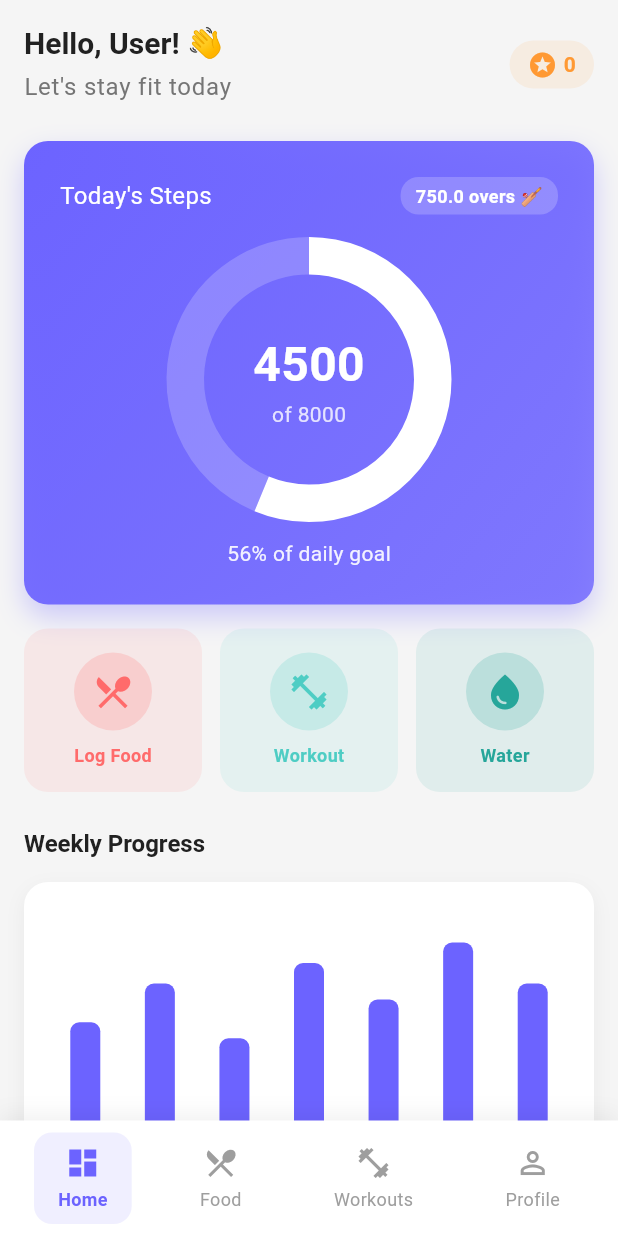
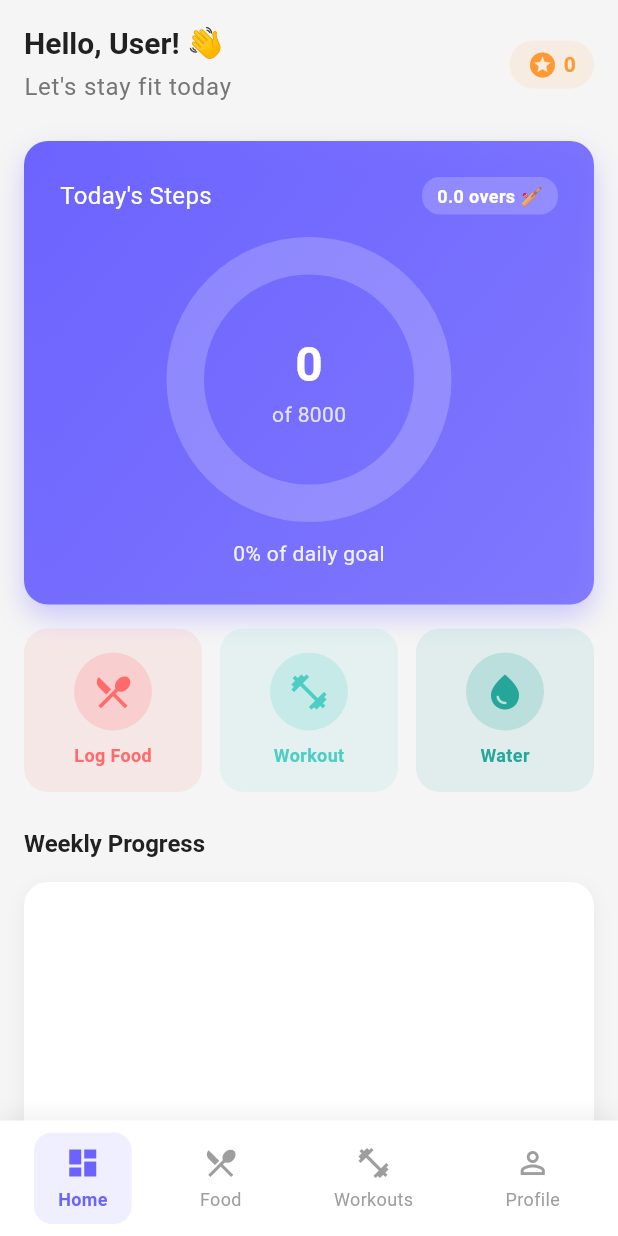
Before and after one commit to sulekhniwal-star/Fitness-App, a Flutter app: the DashboardTab screen opened by its route, on a phone screen of 412 x 824 dp. Run offline on Flutter 3.47's test engine with Material 3 defaults, Android fonts, the phone set to English and light mode, and no system bars; drawn by our look-alikes of fl_chart; our stand-ins replace connectivity_plus, flutter_riverpod, flutter_secure_storage, go_router, hive, hive_flutter and 2 more; missing offline and left inert: barcode_scan2; accounts and stored records are empty.

Commit message:
feat(phase-2): Create Dashboard Integration

```diff
--- a/fitkarma/lib/presentation/screens/home/dashboard_tab.dart
+++ b/fitkarma/lib/presentation/screens/home/dashboard_tab.dart
@@ -1,10 +1,12 @@
-import 'package:flutter/material.dart';
+import 'package:flutter/material.dart' hide StepState;
 import 'package:flutter_riverpod/flutter_riverpod.dart';
 import 'package:fl_chart/fl_chart.dart';
 
 import '../../../core/constants/app_constants.dart';
 import '../../../core/theme/app_theme.dart';
 import '../../../data/providers/auth_provider.dart';
+import '../../../data/providers/step_provider.dart';
+import '../../../core/storage/hive_service.dart';
 
 class DashboardTab extends ConsumerWidget {
   const DashboardTab({super.key});
@@ -13,6 +15,7 @@ class DashboardTab extends ConsumerWidget {
   Widget build(BuildContext context, WidgetRef ref) {
     final authState = ref.watch(authStateProvider);
     final user = authState.user;
+    final stepState = ref.watch(stepProvider);
 
     return Scaffold(
       body: SafeArea(
@@ -78,7 +81,7 @@ class DashboardTab extends ConsumerWidget {
               ),
               const SizedBox(height: 24),
               // Step Counter Card
-              _buildStepCounterCard(context),
+              _buildStepCounterCard(context, stepState),
               const SizedBox(height: 16),
               // Quick Actions
               _buildQuickActions(context),
@@ -89,7 +92,7 @@ class DashboardTab extends ConsumerWidget {
                 style: Theme.of(context).textTheme.titleLarge,
               ),
               const SizedBox(height: 16),
-              _buildWeeklyChart(context),
+              _buildWeeklyChart(context, stepState),
             ],
           ),
         ),
@@ -97,14 +100,10 @@ class DashboardTab extends ConsumerWidget {
     );
   }
 
-  Widget _buildStepCounterCard(BuildContext context) {
-    const todaySteps = 4500; // Placeholder - will connect to step provider
+  Widget _buildStepCounterCard(BuildContext context, StepState stepState) {
+    final todaySteps = stepState.steps;
     const goal = AppConstants.defaultStepGoal;
     final progress = (todaySteps / goal).clamp(0.0, 1.0);
-
-    // Cricket overs conversion (1 over = 6 steps)
-    final overs = (todaySteps / 6).floor();
-    const balls = todaySteps % 6;
 
     return Container(
       padding: const EdgeInsets.all(AppConstants.paddingLarge),
@@ -148,7 +147,7 @@ class DashboardTab extends ConsumerWidget {
                   borderRadius: BorderRadius.circular(12),
                 ),
                 child: Text(
-                  '$overs.$balls overs 🏏',
+                  '${stepState.overs} overs 🏏',
                   style: const TextStyle(
                     color: Colors.white,
                     fontSize: 12,
@@ -188,9 +187,9 @@ class DashboardTab extends ConsumerWidget {
                 Column(
                   mainAxisSize: MainAxisSize.min,
                   children: [
-                    const Text(
+                    Text(
                       '$todaySteps',
-                      style: TextStyle(
+                      style: const TextStyle(
                         color: Colors.white,
                         fontSize: 32,
                         fontWeight: FontWeight.bold,
@@ -298,10 +297,33 @@ class DashboardTab extends ConsumerWidget {
     );
   }
 
-  Widget _buildWeeklyChart(BuildContext context) {
-    final weekData = [4500, 6200, 3800, 7100, 5500, 8000, 6200];
-    final days = ['M', 'T', 'W', 'T', 'F', 'S', 'S'];
-    final maxY = weekData.reduce((a, b) => a > b ? a : b).toDouble() * 1.2;
+  Widget _buildWeeklyChart(BuildContext context, StepState stepState) {
+    final box = HiveService.stepsBox;
+    final now = DateTime.now();
+
+    String getDateStr(DateTime date) {
+      return '${date.year}-${date.month.toString().padLeft(2, '0')}-${date.day.toString().padLeft(2, '0')}';
+    }
+
+    final weekData = <int>[];
+    final days = <String>[];
+
+    for (int i = 6; i >= 0; i--) {
+      final date = now.subtract(Duration(days: i));
+      final dateStr = getDateStr(date);
+      final dayLetter = ['M', 'T', 'W', 'T', 'F', 'S', 'S'][date.weekday - 1];
+      days.add(dayLetter);
+
+      if (i == 0) {
+        weekData.add(stepState.steps);
+      } else {
+        final val = box.get('history_$dateStr');
+        weekData.add(val is int ? val : 0);
+      }
+    }
+
+    final maxVal = weekData.reduce((a, b) => a > b ? a : b).toDouble();
+    final maxY = maxVal < 1000 ? 1000.0 : maxVal * 1.2;
 
     return Container(
       height: 200,
```
Also changed, not shown: fitkarma/analyze_out.txt (added, +33 -0 lines), 2 other files.
